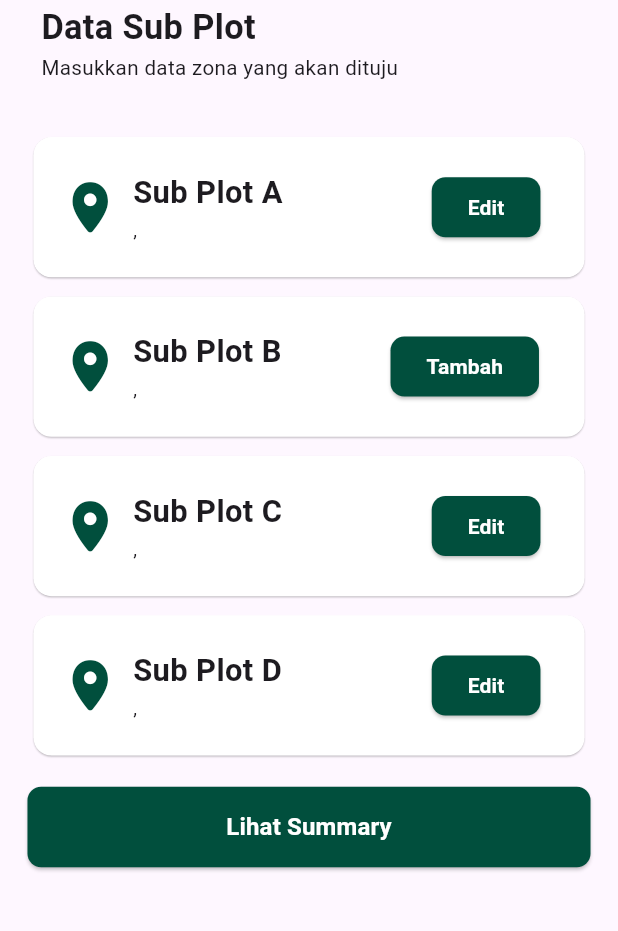
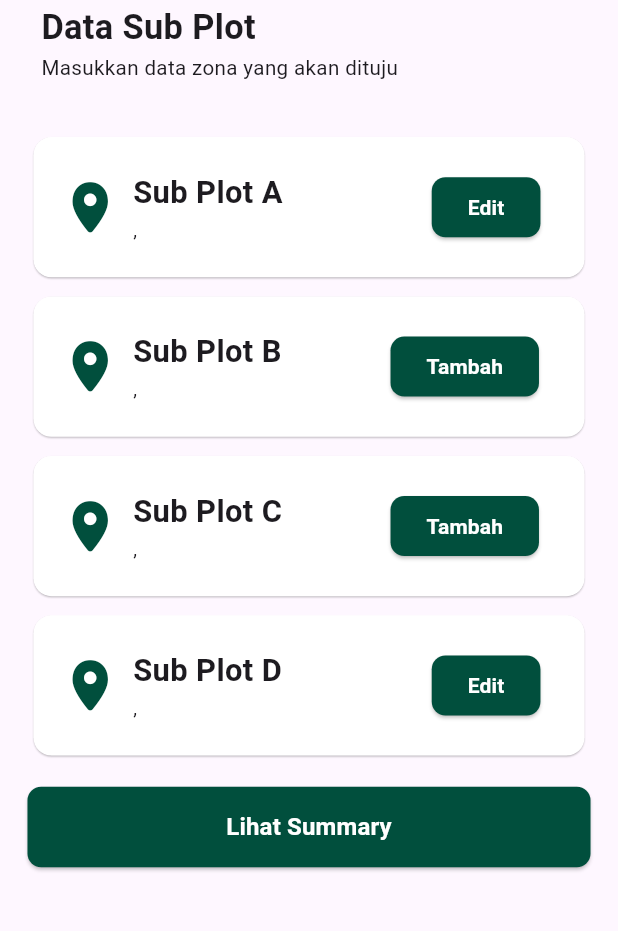
Before and after one commit to bangkit282/carbonstock, a Flutter app: the SubPlotAreaScreenViews screen opened directly with empty values, after a tap on "Lihat Summary", on a phone screen of 412 x 824 dp, the part 122-1053 px from its top. Run offline on Flutter 3.47's test engine with Material 3 defaults, Android fonts, the phone set to English and light mode, and no system bars; our stand-ins replace dotted_border, flutter_dotenv, flutter_screenutil, geolocator, get, image_picker and 2 more; missing offline and left inert: mapbox_gl; accounts and stored records are empty; Roboto replaces fonts that are missing (Poppins).

Commit message:
Stage 1: UI - CRU sub-plot B & C data access (no Delete) - Remodelling sub-plot DB (this is the difficult step) - Remove reload icon in subplot list view

```diff
--- /dev/null
+++ b/lib/data/local/localdb/subplot/sub_plot_c_db.dart
@@ -0,0 +1,92 @@
+import 'package:carbonstock/data/local/model/subplot/sub_plot_c_model.dart';
+import 'package:path/path.dart';
+import 'package:sqflite/sqflite.dart';
+
+class SubPlotCAreaDB {
+  static final SubPlotCAreaDB instance = SubPlotCAreaDB._init();
+  static Database? _database;
+
+  SubPlotCAreaDB._init();
+
+  Future<Database> get database async {
+    if (_database != null) return _database!;
+
+    _database = await _initDB('subplot_c_database.db');
+    return _database!;
+  }
+
+  Future<Database> _initDB(String filePath) async {
+    final dbPath = await getDatabasesPath();
+    final path = join(dbPath, filePath);
+
+    return await openDatabase(
+      path,
+      version: 1,
+      onCreate: _createDB,
+    );
+  }
+
+  Future _createDB(Database db, int version) async {
+    const idType = 'INTEGER PRIMARY KEY AUTOINCREMENT';
+    const textType = 'TEXT';
+    const decimalType = 'REAL';
+
+    await db.execute(
+      '''
+      CREATE TABLE subplot_c(
+        _id $idType,
+        areaName $textType,
+        plotName $textType,
+        keliling $decimalType,
+        diameter $decimalType,
+        localName $textType,
+        bioName $textType,
+        kerapatanKayu $decimalType,
+        biomassLand $decimalType,
+        carbonValue $decimalType,
+        carbonAbsorb $decimalType
+      )
+      ''',
+    );
+  }
+
+  Future close() async {
+    final db = await instance.database;
+    db.close();
+  }
+
+  Future<SubPlotAreaCModel> insertSubPlotC(SubPlotAreaCModel subPlotC) async {
+    final db = await instance.database;
+    final id = await db.insert(tableSubPlotC, subPlotC.toJson());
+
+    return subPlotC.copy(id: id);
+  }
+
+  Stream<List<SubPlotAreaCModel>> readAllSubPlotC() async* {
+    final db = await instance.database;
+    final result = await db.query(tableSubPlotC);
+
+    yield result.map((json) => SubPlotAreaCModel.fromJson(json)).toList();
+  }
+
+  Future<int> updateSubPlotC(SubPlotAreaCModel subPlotC) async {
+    final db = await instance.database;
+
+    return db.update(
+      tableSubPlotC,
+      subPlotC.toJson(),
+      where: '${SubPlotAreaCFields.id} = ?',
+      whereArgs: [subPlotC.id],
+    );
+  }
+
+  Future<int> deleteSubPlotC(int id) async {
+    final db = await instance.database;
+
+    return await db.delete(
+      tableSubPlotC,
+      where: '${SubPlotAreaCFields.id} = ?',
+      whereArgs: [id],
+    );
+  }
+}
--- /dev/null
+++ b/lib/data/local/model/subplot/sub_plot_c_model.dart
@@ -0,0 +1,113 @@
+const String tableSubPlotC = 'subplot_b';
+
+class SubPlotAreaCFields {
+  static final List<String> values = [
+    id,
+    areaName,
+    plotName,
+    keliling,
+    diameter,
+    localName,
+    bioName,
+    kerapatanKayu,
+    biomassLand,
+    carbonValue,
+    carbonAbsorb
+  ];
+
+  static const String id = '_id';
+  static const String areaName = 'areaName';
+  static const String plotName = 'plotName';
+  static const String keliling = 'keliling';
+  static const String diameter = 'diameter';
+  static const String localName = 'localName';
+  static const String bioName = 'bioName';
+  static const String kerapatanKayu = 'kerapatanKayu';
+  static const String biomassLand = 'biomassLand';
+  static const String carbonValue = 'carbonValue';
+  static const String carbonAbsorb = 'carbonAbsorb';
+}
+
+class SubPlotAreaCModel {
+  final int? id;
+  final String areaName;
+  final String plotName;
+  final String localName;
+  final String bioName;
+  final double keliling;
+  final double diameter;
+  final double kerapatanKayu;
+  final double biomassLand;
+  final double carbonValue;
+  final double carbonAbsorb;
+
+  SubPlotAreaCModel({
+    this.id,
+    required this.areaName,
+    required this.plotName,
+    required this.localName,
+    required this.bioName,
+    required this.keliling,
+    required this.diameter,
+    required this.kerapatanKayu,
+    required this.biomassLand,
+    required this.carbonValue,
+    required this.carbonAbsorb,
+  });
+
+  SubPlotAreaCModel copy({
+    int? id,
+    String? areaName,
+    String? plotName,
+    String? localName,
+    String? bioName,
+    double? keliling,
+    double? diameter,
+    double? kerapatanKayu,
+    double? biomassLand,
+    double? carbonValue,
+    double? carbonAbsorb,
+  }) =>
+      SubPlotAreaCModel(
+        id: id ?? this.id,
+        areaName: areaName ?? this.areaName,
+        plotName: plotName ?? this.plotName,
+        localName: localName ?? this.localName,
+        bioName: bioName ?? this.bioName,
+        keliling: keliling ?? this.keliling,
+        diameter: diameter ?? this.diameter,
+        kerapatanKayu: kerapatanKayu ?? this.kerapatanKayu,
+        biomassLand: biomassLand ?? this.biomassLand,
+        carbonValue: carbonValue ?? this.carbonValue,
+        carbonAbsorb: carbonAbsorb ?? this.carbonAbsorb,
+      );
+
+  static SubPlotAreaCModel fromJson(Map<String, Object?> json) =>
+      SubPlotAreaCModel(
+        id: json['_id'] as int?,
+        areaName: json['areaName'] as String,
+        plotName: json['plotName'] as String,
+        localName: json['localName'] as String,
+        bioName: json['bioName'] as String,
+        keliling: json['keliling'] as double,
+        diameter: json['diameter'] as double,
+        kerapatanKayu: json['kerapatanKayu'] as double,
+        biomassLand: json['biomassLand'] as double,
+        carbonValue: json['carbonValue'] as double,
+        carbonAbsorb: json['carbonAbsorb'] as double,
+      );
+
+  Map<String, Object?> toJson() => {
+        '_id': id,
+        'areaName': areaName,
+        'plotName': plotName,
+        'localName': localName,
+        'bioName': bioName,
+        'keliling': keliling,
+        'diameter': diameter,
+        'kerapatanKayu': kerapatanKayu,
+        'biomassLand': biomassLand,
+        'carbonValue': carbonValue,
+        'carbonAbsorb': carbonAbsorb,
+      };
+}
--- a/lib/views/plot/subplot/sub_plot_area_views.dart
+++ b/lib/views/plot/subplot/sub_plot_area_views.dart
@@ -181,12 +181,37 @@ class _SubPlotAreaScreenViewsState extends State<SubPlotAreaScreenViews> {
                                   widget.areaName,
                                   widget.plotName,
                                   null,
+                                  null,
                                 );
                               } else {
                                 return buildButtonByIndex(
                                   index,
                                   widget.areaName,
                                   widget.plotName,
+                                  snapshot.data![0],
+                                  null,
+                                );
+                              }
+                            })
+                        : subPlotAlphabet == 'C'
+                            ? StreamBuilder<List<SubPlotAreaCModel>>(
+                                stream: _controller.readAllSubPlotCAsStream(),
+                                builder: (context, snapshot) {
+                                  if (!snapshot.hasData ||
+                                      snapshot.data!.isEmpty) {
+                                    return buildButtonByIndex(
+                                      index,
+                                      widget.areaName,
+                                      widget.plotName,
+                                      null,
+                                      null,
+                                    );
+                                  } else {
+                                    return buildButtonByIndex(
+                                      index,
+                                      widget.areaName,
+                                      widget.plotName,
+                                      null,
                                       snapshot.data![0],
                                     );
                                   }
@@ -195,6 +220,7 @@ class _SubPlotAreaScreenViewsState extends State<SubPlotAreaScreenViews> {
                                 index,
                                 widget.areaName,
                                 widget.plotName,
+                                null,
                                 null,
                               ),
                   ],
@@ -212,6 +238,7 @@ class _SubPlotAreaScreenViewsState extends State<SubPlotAreaScreenViews> {
     String areaName,
     String plotName,
     SubPlotAreaBModel? modelB,
+    SubPlotAreaCModel? modelC,
   ) {
     if (index == 1) {
       return _sharedPref.checkKey('pancang_data')
@@ -284,6 +311,77 @@ class _SubPlotAreaScreenViewsState extends State<SubPlotAreaScreenViews> {
                 ),
               ),
             );
+    } else if (index == 2) {
+      return _sharedPref.checkKey('tiang_data')
+          ? Container(
+              margin: EdgeInsets.only(left: 24.w),
+              child: ElevatedButton(
+                onPressed: () {
+                  Navigator.push(
+                    context,
+                    PageRouteBuilder(
+                      pageBuilder: (_, __, ___) => DetailSubPlotCPageScreen(
+                        subPlotC: modelC,
+                        areaName: areaName,
+                        plotName: plotName,
+                      ),
+                      transitionsBuilder: (_, animation, __, child) {
+                        return FadeTransition(
+                          opacity: animation,
+                          child: child,
+                        );
+                      },
+                    ),
+                  );
+                },
+                style: ElevatedButton.styleFrom(
+                  shape: RoundedRectangleBorder(
+                    borderRadius: BorderRadius.circular(8.r),
+                  ),
+                  backgroundColor: colorButtonAccentGreen,
+                ),
+                child: const Text(
+                  'Edit',
+                  style: TextStyle(
+                    color: colorPrimaryWhite,
+                    fontWeight: FontWeight.w600,
+                  ),
+                ),
+              ),
+            )
+          : ElevatedButton(
+              onPressed: () {
+                Navigator.push(
+                  context,
+                  PageRouteBuilder(
+                    pageBuilder: (_, __, ___) => DetailSubPlotBPageScreen(
+                      subPlotB: null,
+                      areaName: areaName,
+                      plotName: plotName,
+                    ),
+                    transitionsBuilder: (_, animation, __, child) {
+                      return FadeTransition(
+                        opacity: animation,
+                        child: child,
+                      );
+                    },
+                  ),
+                );
+              },
+              style: ElevatedButton.styleFrom(
+                shape: RoundedRectangleBorder(
+                  borderRadius: BorderRadius.circular(8.r),
+                ),
+                backgroundColor: colorButtonAccentGreen,
+              ),
+              child: const Text(
+                'Tambah',
+                style: TextStyle(
+                  color: colorPrimaryWhite,
+                  fontWeight: FontWeight.w600,
+                ),
+              ),
+            );
     } else {
       return Container(
         margin: EdgeInsets.only(left: 24.w),
@@ -291,7 +389,7 @@ class _SubPlotAreaScreenViewsState extends State<SubPlotAreaScreenViews> {
           onPressed: () {
             Get.snackbar(
               'CarbonStock',
-              'Still in development! Only Sub Plot B is ready!',
+              'Still in development! Only Sub Plot B & C is ready!',
               backgroundColor: colorSecondaryGrey1,
             );
 
--- a/lib/views/views.dart
+++ b/lib/views/views.dart
@@ -8,6 +8,7 @@ import 'package:carbonstock/data/api/controllers/plot/plot_controller.dart';
 import 'package:carbonstock/data/local/model/area/area_model.dart';
 import 'package:carbonstock/data/local/model/plot/plot_model.dart';
 import 'package:carbonstock/data/local/model/subplot/sub_plot_b_model.dart';
+import 'package:carbonstock/data/local/model/subplot/sub_plot_c_model.dart';
 import 'package:carbonstock/utils/shared_prefs.dart';
 import 'package:carbonstock/utils/style_theme.dart';
 import 'package:dotted_border/dotted_border.dart';
```
Also changed, not shown: lib/data/api/controllers/subplot/sub_plot_controller.dart (+86 -0 lines), lib/views/plot/details/detail_sub_plot_b_views.dart (+4 -4 lines), lib/views/plot/details/detail_sub_plot_c_views.dart (+63 -45 lines). Lines whose indentation alone changed are shown as unchanged.
